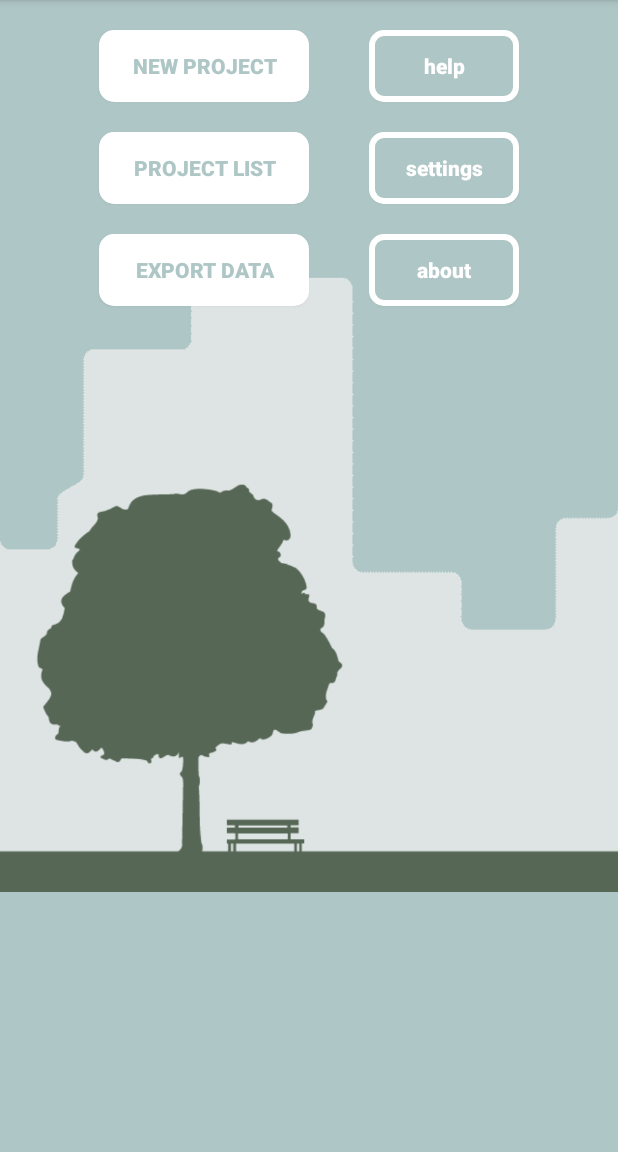
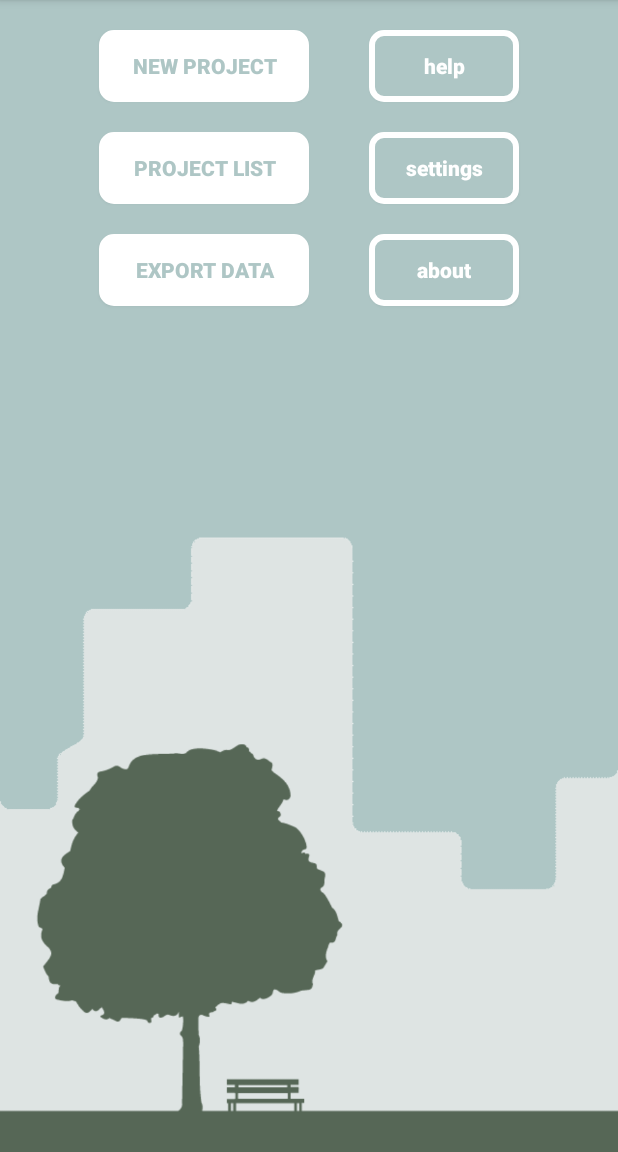
Before and after one commit to davidcampelo/PublicOpenSpaceToolApp, an Android app: the MosaicFragment screen opened directly, with no data from a screen before it, on a phone screen of 412 x 824 dp, the part 84-1236 px from its top. Run offline under Robolectric (Android 15) with nearby library versions, the phone set to English and light mode, and no system bars.

Commit message:
Fixed mosaic bg

```diff
--- a/app/src/main/res/layout/fragment_mosaic.xml
+++ b/app/src/main/res/layout/fragment_mosaic.xml
@@ -15,6 +15,7 @@
         android:layout_height="wrap_content"
         android:layout_margin="0dp"
         android:padding="0dp"
+        android:scaleType="fitEnd"
         android:src="@drawable/background_mosaic"
         android:layout_alignParentEnd="true"
         android:layout_alignParentBottom="true"
```
